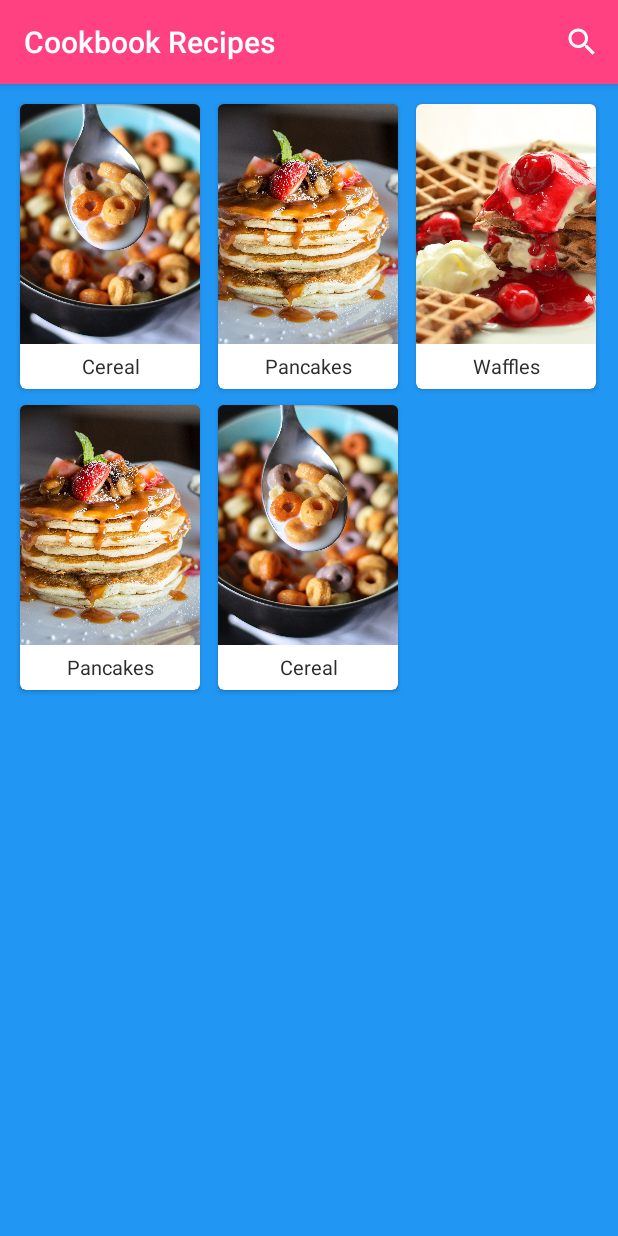
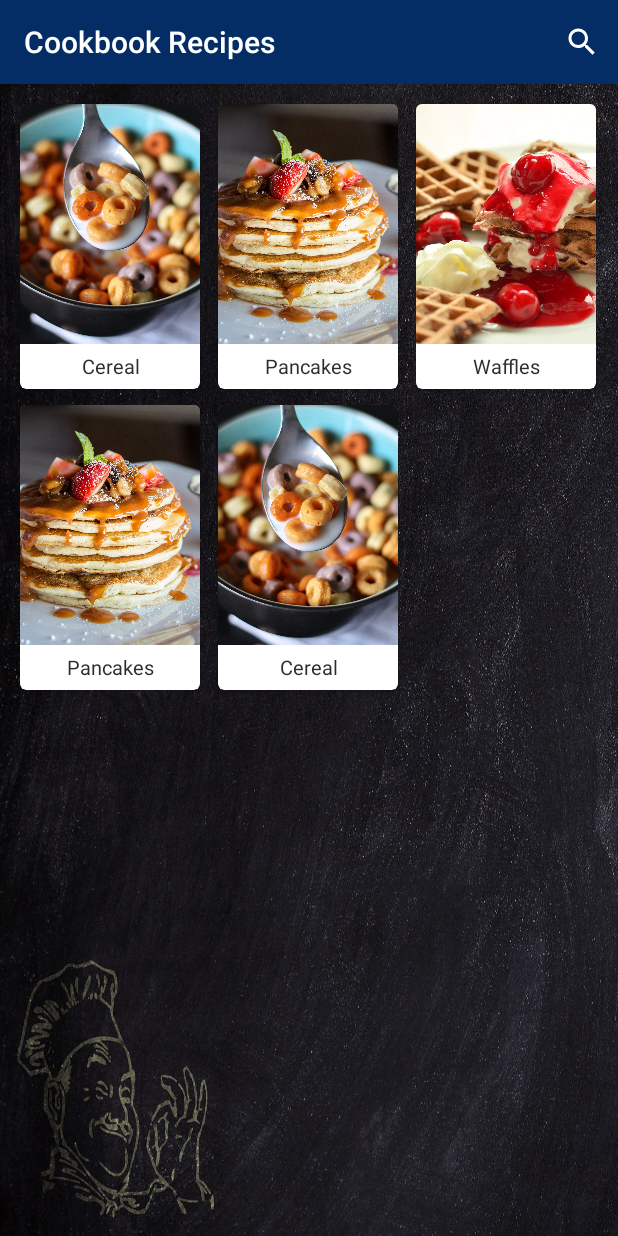
Before and after one commit to buc0025/Android_Recipe_App, an Android app: the screen it shows after launch (MainActivity2 before the commit, InsideRecipeCategory after it), after a tap on "Breakfast", on a phone screen of 412 x 824 dp. Run offline under Robolectric (Android 15) with nearby library versions, the phone set to English and light mode, and no system bars.

Commit message:
renamed all classes/objects/xmls for cookbook app

```diff
--- a/GridView_RecyclerView/app/src/main/AndroidManifest.xml
+++ b/GridView_RecyclerView/app/src/main/AndroidManifest.xml
@@ -9,9 +9,9 @@
         android:roundIcon="@mipmap/ic_launcher_round"
         android:supportsRtl="true"
         android:theme="@style/AppTheme">
-        <activity android:name=".MainActivity2" />
-        <activity android:name=".Book_Activity" />
-        <activity android:name=".MainActivity">
+        <activity android:name=".InsideRecipeCategory" />
+        <activity android:name=".Recipe_page" />
+        <activity android:name=".RecipeCategories">
             <intent-filter>
                 <action android:name="android.intent.action.MAIN" />
 
--- /dev/null
+++ b/GridView_RecyclerView/app/src/main/java/com/example/gridview_recyclerview/InsideRecipeCategory.java
@@ -0,0 +1,97 @@
+package com.example.gridview_recyclerview;
+
+import androidx.appcompat.app.AppCompatActivity;
+import androidx.appcompat.widget.SearchView;
+import androidx.recyclerview.widget.GridLayoutManager;
+import androidx.recyclerview.widget.RecyclerView;
+
+import android.content.Intent;
+import android.os.Bundle;
+import android.view.Menu;
+import android.view.MenuInflater;
+import android.view.MenuItem;
+
+import java.util.ArrayList;
+import java.util.HashMap;
+import java.util.List;
+import java.util.Map;
+
+public class InsideRecipeCategory extends AppCompatActivity {
+
+    private InsideRecipeCategoryRecyclerViewAdapter recyclerViewAdapter2;
+
+    List<Food> breakfast;
+    List<Food> dinner;
+    List<Food> snacks;
+    Map<String, List<Food>> categoriesMap = new HashMap<>();
+
+    @Override
+    protected void onCreate(Bundle savedInstanceState) {
+        super.onCreate(savedInstanceState);
+        setContentView(R.layout.inside_recipe_category);
+
+
+        breakfast = new ArrayList<>();
+        breakfast.add(new Food("Cereal", "Breakfast", "Lorem ipsum dolor sit amet, consectetur adipiscing elit.\n" +
+                "Donec non ex in turpis porttitor mattis vel a velit.\n" +
+                "Donec iaculis leo quis urna cursus, vitae molestie tortor aliquet.\n" +
+                "Nulla volutpat turpis vel auctor efficitur.\n" +
+                "Maecenas vulputate lorem sit amet dolor eleifend, at feugiat enim sollicitudin.\n" +
+                "Sed ac ligula faucibus, dignissim risus auctor, blandit eros.\n" +
+                "Aenean in tellus pulvinar, porttitor velit at, ullamcorper tellus.\n" +
+                "Duis aliquam neque non lorem sagittis lobortis non sit amet arcu.",R.drawable.cereal));
+        breakfast.add(new Food("Pancakes", "Breakfast", "Flapjacks for days!",R.drawable.pancakes));
+        breakfast.add(new Food("Waffles", "Breakfast", "Top this off with ice cream!",R.drawable.waffles));
+        breakfast.add(new Food("Pancakes", "Breakfast", "Flapjacks for days!",R.drawable.pancakes));
+        breakfast.add(new Food("Cereal", "Breakfast", "The most important meal of the day",R.drawable.cereal));
+
+        dinner = new ArrayList<>();
+        dinner.add(new Food("Steak", "Dinner", "Who can say no to a big juicy steak?",R.drawable.steak_dinner));
+        dinner.add(new Food("Sushi", "Dinner", "Yummy yummy sushi",R.drawable.sushi));
+        dinner.add(new Food("Fried Rice", "Dinner", "Easy to prepare chinese food",R.drawable.fried_rice));
+        dinner.add(new Food("Fried Rice", "Dinner", "Easy to prepare chinese food",R.drawable.fried_rice));
+        dinner.add(new Food("Steak", "Dinner", "Who can say no to a big juicy steak?",R.drawable.steak_dinner));
+
+        snacks = new ArrayList<>();
+        snacks.add(new Food("Onion Rings", "Snacks", "Great for any time of day", R.drawable.appetizers));
+        snacks.add(new Food("Ice Cream", "Snacks", "I scream! You scream! We all scream for ice cream!",R.drawable.ice_cream));
+        snacks.add(new Food("Chips", "Snacks", "Junk food to pig out to",R.drawable.chips));
+
+
+        categoriesMap.put("Breakfast", breakfast);
+        categoriesMap.put("Dinner", dinner);
+        categoriesMap.put("Snacks", snacks);
+
+        Intent intent = getIntent();
+        String category = intent.getExtras().getString("meal_type");
+
+
+        RecyclerView recyclerView = (RecyclerView) findViewById(R.id.recyclerview2_id);
+        recyclerViewAdapter2 = new InsideRecipeCategoryRecyclerViewAdapter(this, categoriesMap.get(category));
+        recyclerView.setLayoutManager(new GridLayoutManager(this,3));
+        recyclerView.setAdapter(recyclerViewAdapter2);
+    }
+
+    @Override
+    public boolean onCreateOptionsMenu(Menu menu) {
+        MenuInflater inflater = getMenuInflater();
+        inflater.inflate(R.menu.example_menu, menu);
+
+        MenuItem searchItem = menu.findItem(R.id.action_search);
+        SearchView searchView = (SearchView) searchItem.getActionView();
+
+        searchView.setOnQueryTextListener(new SearchView.OnQueryTextListener() {
+            @Override
+            public boolean onQueryTextSubmit(String query) {
+                return false;
+            }
+
+            @Override
+            public boolean onQueryTextChange(String newText) {
+                recyclerViewAdapter2.getFilter().filter(newText);
+                return false;
+            }
+        });
+        return true;
+    }
+}
--- /dev/null
+++ b/GridView_RecyclerView/app/src/main/java/com/example/gridview_recyclerview/InsideRecipeCategoryRecyclerViewAdapter.java
@@ -0,0 +1,127 @@
+package com.example.gridview_recyclerview;
+
+import android.content.Context;
+import android.content.Intent;
+import android.view.LayoutInflater;
+import android.view.View;
+import android.view.ViewGroup;
+import android.widget.Filter;
+import android.widget.Filterable;
+import android.widget.ImageView;
+import android.widget.TextView;
+
+import androidx.annotation.NonNull;
+import androidx.cardview.widget.CardView;
+import androidx.recyclerview.widget.RecyclerView;
+
+import java.util.ArrayList;
+import java.util.List;
+
+public class InsideRecipeCategoryRecyclerViewAdapter extends RecyclerView.Adapter<InsideRecipeCategoryRecyclerViewAdapter.MyViewHolder> implements Filterable {
+
+    private Context mContext;
+    private List<Food> recipeData;
+    private List<Food> recipeDataSearch;
+
+
+    public InsideRecipeCategoryRecyclerViewAdapter(Context mContext, List<Food> mData) {
+        this.mContext = mContext;
+        this.recipeData = mData;
+        recipeDataSearch = new ArrayList<>(mData);
+    }
+
+    @NonNull
+    @Override
+    public MyViewHolder onCreateViewHolder(@NonNull ViewGroup parent, int viewType) {
+
+        View view;
+        LayoutInflater mInflater = LayoutInflater.from(mContext);
+        view = mInflater.inflate(R.layout.cardview_of_recipes, parent, false);
+
+        return new MyViewHolder(view);
+    }
+
+    @Override
+    public void onBindViewHolder(@NonNull MyViewHolder holder, final int position) {
+
+        holder.tv_book_title.setText(recipeData.get(position).getTitle());
+        holder.img_book_thumbnail.setImageResource(recipeData.get(position).getThumbnail());
+
+        //*******Set onclick Listener***********
+        holder.cardView.setOnClickListener(new View.OnClickListener() {
+            @Override
+            public void onClick(View v) {
+
+                Intent intent = new Intent(mContext, Recipe_page.class);
+
+                //***************Passing data to the book activity**********
+                intent.putExtra("Title", recipeData.get(position).getTitle());
+                intent.putExtra("Description", recipeData.get(position).getDescription());
+                intent.putExtra("Thumbnail", recipeData.get(position).getThumbnail());
+                intent.putExtra("Category", recipeData.get(position).getCategory());
+                //******start the activity**************
+                mContext.startActivity(intent);
+
+            }
+        });
+
+
+    }
+
+    @Override
+    public int getItemCount() {
+
+        return recipeData.size();
+    }
+
+    public static class MyViewHolder extends RecyclerView.ViewHolder {
+
+        TextView tv_book_title;
+        ImageView img_book_thumbnail;
+        CardView cardView;
+
+        public MyViewHolder(@NonNull View itemView) {
+            super(itemView);
+            tv_book_title = (TextView) itemView.findViewById(R.id.book_title_id);
+            img_book_thumbnail = (ImageView) itemView.findViewById(R.id.book_img_id);
+            cardView = (CardView) itemView.findViewById(R.id.cardView_id);
+
+        }
+    }
+
+    @Override
+    public Filter getFilter() {
+        return exampleFilter;
+    }
+
+    private Filter exampleFilter = new Filter() {
+        @Override
+        protected FilterResults performFiltering(CharSequence constraint) {
+            List<Food> filteredList = new ArrayList<>();
+
+            if (constraint == null || constraint.length() == 0) {
+                filteredList.addAll(recipeDataSearch);
+            } else {
+                String filterPattern = constraint.toString().toLowerCase().trim();
+
+                for (Food item : recipeDataSearch) {
+                    if (item.getTitle().toLowerCase().contains(filterPattern)) {
+                        filteredList.add(item);
+                    }
+                }
+            }
+            FilterResults results = new FilterResults();
+            results.values = filteredList;
+
+            return results;
+        }
+
+        @Override
+        protected void publishResults(CharSequence constraint, FilterResults results) {
+            recipeData.clear();
+            recipeData.addAll((List) results.values);
+            notifyDataSetChanged();
+
+        }
+    };
+}
--- /dev/null
+++ b/GridView_RecyclerView/app/src/main/java/com/example/gridview_recyclerview/RecipeCategories.java
@@ -0,0 +1,63 @@
+package com.example.gridview_recyclerview;
+
+import androidx.appcompat.app.AppCompatActivity;
+import androidx.appcompat.widget.SearchView;
+import androidx.recyclerview.widget.GridLayoutManager;
+import androidx.recyclerview.widget.RecyclerView;
+
+import android.os.Bundle;
+import android.view.Menu;
+import android.view.MenuInflater;
+import android.view.MenuItem;
+
+import java.util.ArrayList;
+import java.util.List;
+
+public class RecipeCategories extends AppCompatActivity {
+    private RecipeCategoriesRecyclerViewAdapter recyclerViewAdapter;
+
+    List<Food> categoriesOfFood;
+
+    @Override
+    protected void onCreate(Bundle savedInstanceState) {
+        super.onCreate(savedInstanceState);
+        setContentView(R.layout.recipe_categories_page);
+
+        categoriesOfFood = new ArrayList<>();
+        categoriesOfFood.add(new Food("Breakfast", "Breakfast", "The most important meal of the day",R.drawable.cereal));
+        categoriesOfFood.add(new Food("Lunch", "Lunch", "Meals to get rid of that afternoon hunger!",R.drawable.hamburger));
+        categoriesOfFood.add(new Food("Dinner", "Dinner", "Who can say no to a big juicy steak?",R.drawable.steak_dinner));
+        categoriesOfFood.add(new Food("Appetizers", "Appetizer", "Great way to start off dinner", R.drawable.appetizers));
+        categoriesOfFood.add(new Food("Dessert", "Dessert", "I scream! You scream! We all scream for ice cream!",R.drawable.ice_cream));
+        categoriesOfFood.add(new Food("Snacks", "Snacks", "Junk food to pig out to",R.drawable.chips));
+
+
+
+        RecyclerView recyclerView = (RecyclerView) findViewById(R.id.recyclerview_id);
+        recyclerViewAdapter = new RecipeCategoriesRecyclerViewAdapter(this, categoriesOfFood);
+        recyclerView.setLayoutManager(new GridLayoutManager(this,3));
+        recyclerView.setAdapter(recyclerViewAdapter);
+    }
+    @Override
+    public boolean onCreateOptionsMenu(Menu menu) {
+        MenuInflater menuInflater = getMenuInflater();
+        menuInflater.inflate(R.menu.example_menu, menu);
+
+        MenuItem searchItem = menu.findItem(R.id.action_search);
+        SearchView searchView = (SearchView) searchItem.getActionView();
+
+        searchView.setOnQueryTextListener(new SearchView.OnQueryTextListener() {
+            @Override
+            public boolean onQueryTextSubmit(String query) {
+                return false;
+            }
+
+            @Override
+            public boolean onQueryTextChange(String newText) {
+                recyclerViewAdapter.getFilter().filter(newText);
+                return false;
+            }
+        });
+        return true;
+    }
+}
--- /dev/null
+++ b/GridView_RecyclerView/app/src/main/java/com/example/gridview_recyclerview/RecipeCategoriesRecyclerViewAdapter.java
@@ -0,0 +1,123 @@
+package com.example.gridview_recyclerview;
+
+import android.content.Context;
+import android.content.Intent;
+import android.view.LayoutInflater;
+import android.view.View;
+import android.view.ViewGroup;
+import android.widget.Filter;
+import android.widget.Filterable;
+import android.widget.ImageView;
+import android.widget.TextView;
+
+import androidx.annotation.NonNull;
+import androidx.cardview.widget.CardView;
+import androidx.recyclerview.widget.RecyclerView;
+
+import java.util.ArrayList;
+import java.util.List;
+
+public class RecipeCategoriesRecyclerViewAdapter extends RecyclerView.Adapter<RecipeCategoriesRecyclerViewAdapter.MyViewHolder> implements Filterable {
+
+    private Context mContext;
+    private List<Food> recipeData;
+    private List<Food> recipeDataSearch;
+
+
+    public RecipeCategoriesRecyclerViewAdapter(Context mContext, List<Food> mData) {
+        this.mContext = mContext;
+        this.recipeData = mData;
+        recipeDataSearch = new ArrayList<>(mData);
+    }
+
+    @NonNull
+    @Override
+    public MyViewHolder onCreateViewHolder(@NonNull ViewGroup parent, int viewType) {
+
+        View view;
+        LayoutInflater mInflater = LayoutInflater.from(mContext);
+        view = mInflater.inflate(R.layout.cardview_of_recipes, parent, false);
+
+        return new MyViewHolder(view);
+    }
+
+    @Override
+    public void onBindViewHolder(@NonNull MyViewHolder holder, final int position) {
+
+        holder.tv_book_title.setText(recipeData.get(position).getTitle());
+        holder.img_book_thumbnail.setImageResource(recipeData.get(position).getThumbnail());
+
+        //*******Set onclick Listener***********
+
+        holder.cardView.setOnClickListener(new View.OnClickListener() {
+            @Override
+            public void onClick(View v) {
+                int debug = position;
+                Intent intent = new Intent(mContext, InsideRecipeCategory.class);
+                intent.putExtra("meal_type", recipeData.get(position).getCategory());
+
+
+                //******start the activity**************
+                mContext.startActivity(intent);
+
+            }
+        });
+
+
+    }
+
+    @Override
+    public int getItemCount() {
+        return recipeData.size();
+    }
+
+    public static class MyViewHolder extends RecyclerView.ViewHolder {
+
+        TextView tv_book_title;
+        ImageView img_book_thumbnail;
+        CardView cardView;
+
+        public MyViewHolder(@NonNull View itemView) {
+            super(itemView);
+            tv_book_title = (TextView) itemView.findViewById(R.id.book_title_id);
+            img_book_thumbnail = (ImageView) itemView.findViewById(R.id.book_img_id);
+            cardView = (CardView) itemView.findViewById(R.id.cardView_id);
+
+        }
+    }
+
+    @Override
+    public Filter getFilter() {
+        return exampleFilter;
+    }
+    private Filter exampleFilter = new Filter() {
+        @Override
+        protected FilterResults performFiltering(CharSequence constraint) {
+            List<Food> filteredList = new ArrayList<>();
+
+            if (constraint == null || constraint.length() == 0) {
+                filteredList.addAll(recipeDataSearch);
+            } else {
+                String filterPattern = constraint.toString().toLowerCase().trim();
+
+                for (Food item : recipeDataSearch) {
+                    if (item.getTitle().toLowerCase().contains(filterPattern)) {
+                        filteredList.add(item);
+                    }
+                }
+            }
+            FilterResults results = new FilterResults();
+            results.values = filteredList;
+
+            return results;
+        }
+
+        @Override
+        protected void publishResults(CharSequence constraint, FilterResults results) {
+            recipeData.clear();
+            recipeData.addAll((List) results.values);
+            notifyDataSetChanged();
+
+        }
+    };
+}
--- /dev/null
+++ b/GridView_RecyclerView/app/src/main/res/drawable/ic_favorite_red.xml
@@ -0,0 +1,5 @@
+<vector android:height="24dp" android:tint="#F22738"
+    android:viewportHeight="24" android:viewportWidth="24"
+    android:width="24dp" xmlns:android="http://schemas.android.com/apk/res/android">
+    <path android:fillColor="@android:color/white" android:pathData="M12,21.35l-1.45,-1.32C5.4,15.36 2,12.28 2,8.5 2,5.42 4.42,3 7.5,3c1.74,0 3.41,0.81 4.5,2.09C13.09,3.81 14.76,3 16.5,3 19.58,3 22,5.42 22,8.5c0,3.78 -3.4,6.86 -8.55,11.54L12,21.35z"/>
+</vector>
--- /dev/null
+++ b/GridView_RecyclerView/app/src/main/res/drawable/ic_favorite_shadow.xml
@@ -0,0 +1,5 @@
+<vector android:height="24dp" android:tint="#888888"
+    android:viewportHeight="24" android:viewportWidth="24"
+    android:width="24dp" xmlns:android="http://schemas.android.com/apk/res/android">
+    <path android:fillColor="@android:color/white" android:pathData="M12,21.35l-1.45,-1.32C5.4,15.36 2,12.28 2,8.5 2,5.42 4.42,3 7.5,3c1.74,0 3.41,0.81 4.5,2.09C13.09,3.81 14.76,3 16.5,3 19.58,3 22,5.42 22,8.5c0,3.78 -3.4,6.86 -8.55,11.54L12,21.35z"/>
+</vector>
--- /dev/null
+++ b/GridView_RecyclerView/app/src/main/res/layout/cardview_of_recipes.xml
@@ -0,0 +1,35 @@
+<?xml version="1.0" encoding="utf-8"?>
+<androidx.cardview.widget.CardView xmlns:android="http://schemas.android.com/apk/res/android"
+    android:id="@+id/cardView_id"
+    android:clickable="true"
+    android:foreground="?android:attr/selectableItemBackground"
+    android:layout_width="120dp"
+    android:layout_height="190dp"
+    xmlns:cardview="http://schemas.android.com/apk/res-auto"
+    android:layout_margin="5dp"
+    cardview:cardCornerRadius="4dp">
+
+    <LinearLayout
+        android:orientation="vertical"
+        android:layout_width="match_parent"
+        android:layout_height="match_parent">
+
+        <ImageView
+            android:id="@+id/book_img_id"
+            android:layout_width="match_parent"
+            android:layout_height="160dp"
+            android:scaleType="centerCrop"
+            android:background="#2d2d2d"/>
+
+        <TextView
+            android:id="@+id/book_title_id"
+            android:textColor="#2d2d2d"
+            android:textSize="13sp"
+            android:gravity="center"
+            android:layout_width="match_parent"
+            android:layout_height="match_parent"
+            android:text="Recipe Title"/>
+
+    </LinearLayout>
+
+</androidx.cardview.widget.CardView>
--- /dev/null
+++ b/GridView_RecyclerView/app/src/main/res/layout/inside_recipe_category.xml
@@ -0,0 +1,15 @@
+<?xml version="1.0" encoding="utf-8"?>
+<LinearLayout xmlns:android="http://schemas.android.com/apk/res/android"
+    xmlns:app="http://schemas.android.com/apk/res-auto"
+    xmlns:tools="http://schemas.android.com/tools"
+    android:layout_width="match_parent"
+    android:layout_height="match_parent"
+    android:background="@drawable/blackboard_menu_no_title"
+    android:padding="8dp"
+    tools:context=".InsideRecipeCategory">
+
+    <androidx.recyclerview.widget.RecyclerView
+        android:id="@+id/recyclerview2_id"
+        android:layout_width="match_parent"
+        android:layout_height="match_parent" />
+</LinearLayout>
--- a/GridView_RecyclerView/app/src/main/res/values/colors.xml
+++ b/GridView_RecyclerView/app/src/main/res/values/colors.xml
@@ -1,6 +1,6 @@
 <?xml version="1.0" encoding="utf-8"?>
 <resources>
-    <color name="colorPrimary">#ff4081</color>
+    <color name="colorPrimary">#042d65</color>
     <color name="colorPrimaryDark">#0288D1</color>
     <color name="colorAccent">#ff4081</color>
 </resources>
```
Also changed, not shown: GridView_RecyclerView/app/src/main/java/com/example/gridview_recyclerview/Recipe_page.java (added, +40 -0 lines), GridView_RecyclerView/app/src/main/res/layout/recipe_categories_page.xml (added, +19 -0 lines), GridView_RecyclerView/app/src/main/res/layout/recipe_page.xml (added, +66 -0 lines), GridView_RecyclerView/app/src/main/res/drawable-v24/blackboard_menu_no_title.jpg (added).
